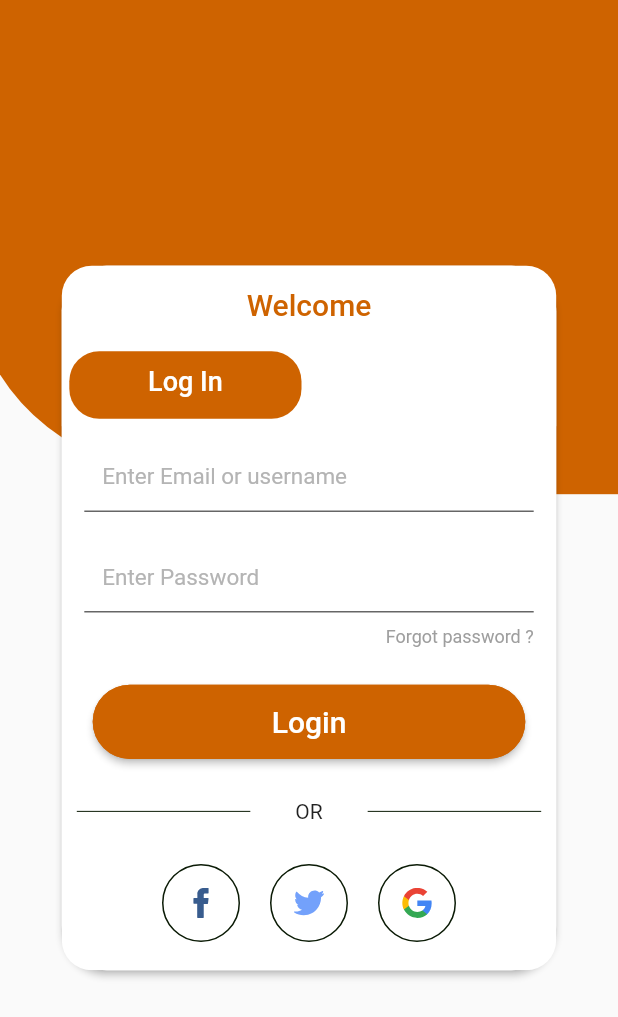
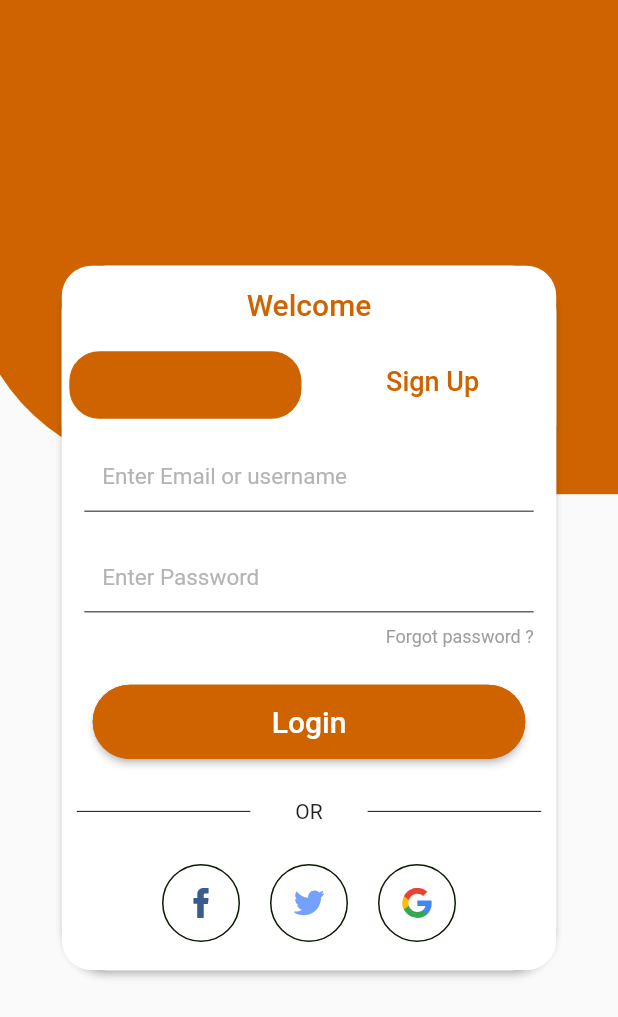
Before and after one commit to emilio-kariuki/youth, a Flutter app: the screen it shows after launch, on a phone screen of 412 x 824 dp. Shown: the top 1017 px of the screen. Run offline on Flutter 3.47's test engine with Material 2 defaults, Android fonts, the phone set to English and light mode, and no system bars; our stand-ins replace flutter_svg, google_fonts.

Commit message:
April 3, 2022 5:48 PM

```diff
--- a/lib/Accounts/login.dart
+++ b/lib/Accounts/login.dart
@@ -120,14 +120,18 @@ class _LoginContentsState extends State<LoginContents> {
                         child: Text("Log In",
                             style: GoogleFonts.roboto(
                                 fontSize: 18,
-                                color: Color.fromARGB(255, 255, 255, 255),
+                                color:  _tabController?.index == 0
+                          ? Color.fromARGB(255, 255, 255, 255)
+                          : Color.fromARGB(255, 206, 99, 0),
                                 fontWeight: FontWeight.w500))),
                     Tab(
                         child: Text("Sign Up",
                             style: GoogleFonts.roboto(
                                 fontSize: 18,
                                 // ignore: prefer_const_constructors
-                                color: Color.fromARGB(255, 255, 255, 255),
+                                color: _tabController?.index == 1
+                          ? Color.fromARGB(255, 255, 255, 255)
+                          : Color.fromARGB(255, 206, 99, 0),
                                 fontWeight: FontWeight.w500))),
                   ],
                 ),
```
